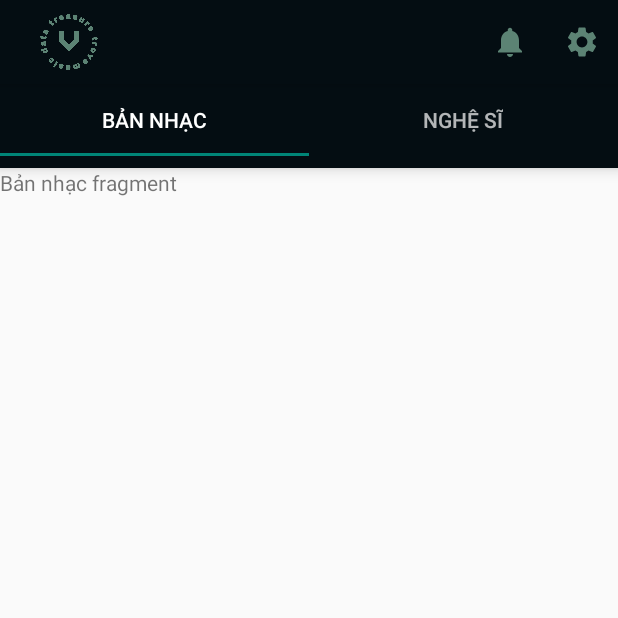
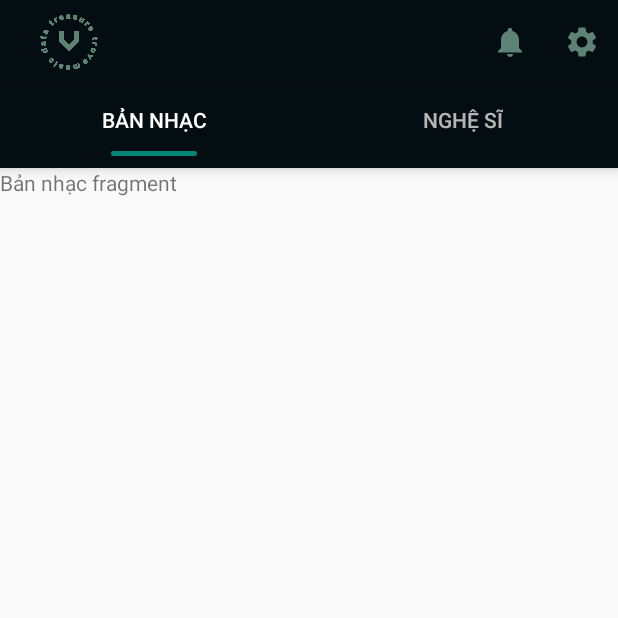
Before and after one commit to kiethopt/voztify, an Android app: the screen it shows after launch (HomeActivity), item 2 of the bottom bar chosen, on a phone screen of 412 x 824 dp, the top half of it. Run offline under Robolectric (Android 15) with nearby library versions, the phone set to English and light mode, and no system bars.

Commit message:
update ExploreFragment

```diff
--- a/app/src/main/java/nhom2/voztify/ExploreFragment.java
+++ b/app/src/main/java/nhom2/voztify/ExploreFragment.java
@@ -32,6 +32,7 @@ public class ExploreFragment extends Fragment {
 
         TabLayout tabLayout = view.findViewById(R.id.tabLayout);
         tabLayout.setupWithViewPager(viewPager);
+
 
         return view;
     }
--- /dev/null
+++ b/app/src/main/res/drawable/tab_indicator.xml
@@ -0,0 +1,13 @@
+<?xml version="1.0" encoding="utf-8"?>
+<layer-list xmlns:android="http://schemas.android.com/apk/res/android"
+    android:shape="rectangle">
+    <item android:gravity="center">
+        <shape>
+            <size
+                android:width="57dp"
+                android:height="3dp" />
+            <corners android:radius="4dp" />
+            <solid android:color="@color/colorAccent" />
+        </shape>
+    </item>
+</layer-list>
--- a/app/src/main/res/layout/fragment_explore.xml
+++ b/app/src/main/res/layout/fragment_explore.xml
@@ -14,6 +14,7 @@
        android:background="@color/black"
        android:elevation="6dp"
        android:minHeight="?attr/actionBarSize"
+       app:tabIndicator="@drawable/tab_indicator"
        android:theme="@style/ThemeOverlay.AppCompat.Dark.ActionBar"/>
 
    <androidx.viewpager.widget.ViewPager
```
